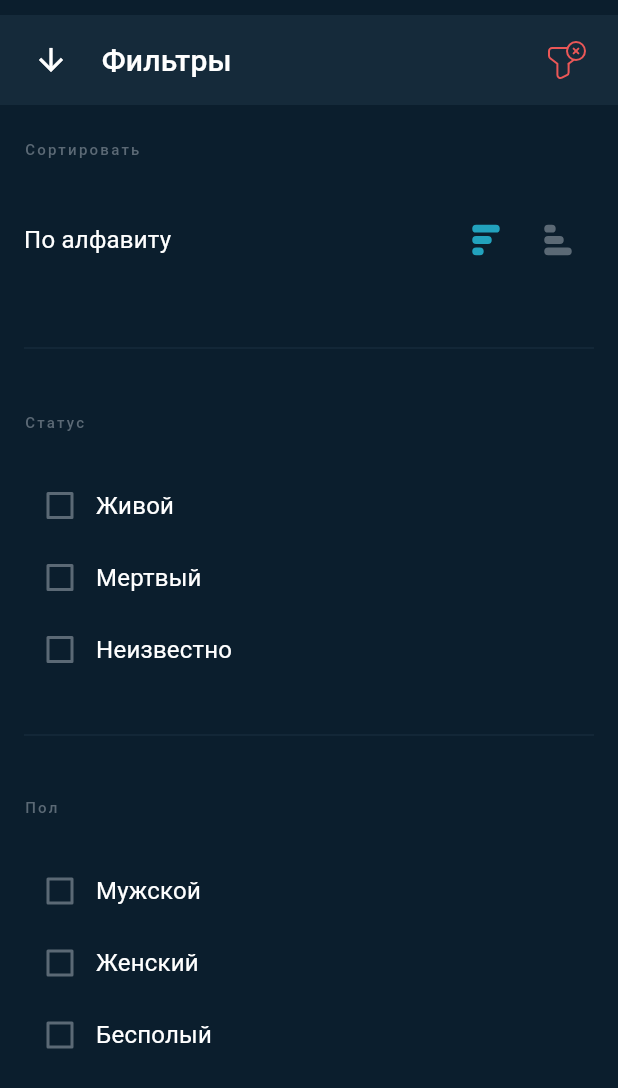
After one commit to akiev33/rick_and_morty, a Flutter app: the Filters screen opened directly, on a phone screen of 412 x 824 dp. The commit adds this screen. Shown: the top 1088 px of the screen. Run offline on Flutter 3.47's test engine with Material 2 defaults, Android fonts, the phone set to English and light mode, and no system bars; our stand-ins replace auto_size_text, cached_network_image, dio, flutter_bloc, flutter_svg, google_fonts and 1 more; accounts and stored records are empty; network calls fail.

Commit message:
filter screen

```diff
--- /dev/null
+++ b/lib/feature/presentation/search_filter/filter.dart/filter.dart
@@ -0,0 +1,247 @@
+import 'package:flutter/material.dart';
+import 'package:flutter_svg/svg.dart';
+import 'package:google_fonts/google_fonts.dart';
+import 'package:rick_and_morty/resources/svgIcons.dart';
+import 'package:rick_and_morty/theme/app_colors.dart';
+
+class Filters extends StatefulWidget {
+  const Filters({super.key});
+
+  @override
+  State<Filters> createState() => _FiltersState();
+}
+
+class _FiltersState extends State<Filters> {
+  bool isChecked = false;
+  int number = 0;
+
+  @override
+  Widget build(BuildContext context) {
+    return Scaffold(
+      body: SafeArea(
+        child: Column(
+          crossAxisAlignment: CrossAxisAlignment.start,
+          children: [
+            const SizedBox(height: 10),
+            Container(
+              color: AppColors.color152A3A,
+              height: 60,
+              width: double.infinity,
+              child: Padding(
+                padding: const EdgeInsets.symmetric(horizontal: 10),
+                child: Row(
+                  mainAxisAlignment: MainAxisAlignment.spaceBetween,
+                  children: [
+                    IconButton(
+                      splashRadius: 1,
+                      onPressed: () {
+                        Navigator.pop(context);
+                      },
+                      icon: Icon(
+                        Icons.arrow_downward_sharp,
+                        color: AppColors.colorFFFFFF,
+                      ),
+                    ),
+                    Text(
+                      'Фильтры',
+                      style: GoogleFonts.roboto(
+                        textStyle: TextStyle(
+                          fontSize: 20,
+                          fontWeight: FontWeight.w500,
+                          letterSpacing: 0.15,
+                          color: AppColors.colorFFFFFF,
+                        ),
+                      ),
+                    ),
+                    const SizedBox(width: 180),
+                    IconButton(
+                      splashRadius: 1,
+                      onPressed: () {
+                        Navigator.pop(context);
+                      },
+                      icon: SvgPicture.asset(
+                        searchIconBack,
+                        color: AppColors.colorEB5757,
+                      ),
+                    ),
+                  ],
+                ),
+              ),
+            ),
+            Padding(
+              padding: const EdgeInsets.symmetric(horizontal: 16),
+              child: Column(
+                crossAxisAlignment: CrossAxisAlignment.start,
+                children: [
+                  const SizedBox(height: 24),
+                  Text(
+                    'Сортировать',
+                    style: GoogleFonts.roboto(
+                      textStyle: TextStyle(
+                        fontSize: 10,
+                        fontWeight: FontWeight.w500,
+                        letterSpacing: 1.5,
+                        color: AppColors.color5B6975,
+                      ),
+                    ),
+                  ),
+                  const SizedBox(height: 30),
+                  Row(
+                    mainAxisAlignment: MainAxisAlignment.spaceBetween,
+                    children: [
+                      Text(
+                        'По алфавиту ',
+                        style: GoogleFonts.roboto(
+                          textStyle: TextStyle(
+                            fontSize: 16,
+                            fontWeight: FontWeight.w400,
+                            letterSpacing: 0.15,
+                            color: AppColors.colorFFFFFF,
+                          ),
+                        ),
+                      ),
+                      Row(
+                        children: [
+                          IconButton(
+                            splashRadius: 1,
+                            onPressed: () {
+                              number = 0;
+                              setState(() {});
+                            },
+                            icon: SvgPicture.asset(
+                              sortAB,
+                              color: number == 0
+                                  ? AppColors.color22A2BD
+                                  : AppColors.color5B6975,
+                            ),
+                          ),
+                          IconButton(
+                            splashRadius: 1,
+                            onPressed: () {
+                              number = 1;
+                              setState(() {});
+                            },
+                            icon: SvgPicture.asset(
+                              sortBA,
+                              color: number == 1
+                                  ? AppColors.color22A2BD
+                                  : AppColors.color5B6975,
+                            ),
+                          ),
+                        ],
+                      ),
+                    ],
+                  ),
+                  const SizedBox(height: 40),
+                  Divider(
+                    color: AppColors.color152A3A,
+                    thickness: 1,
+                  ),
+                  const SizedBox(height: 36),
+                  Text(
+                    'Статус',
+                    style: GoogleFonts.roboto(
+                      textStyle: TextStyle(
+                        fontSize: 10,
+                        fontWeight: FontWeight.w500,
+                        letterSpacing: 1.5,
+                        color: AppColors.color5B6975,
+                      ),
+                    ),
+                  ),
+                  const SizedBox(height: 25),
+                  Column(
+                    crossAxisAlignment: CrossAxisAlignment.start,
+                    children: [
+                      StatusWidget(
+                        text: 'Живой',
+                        isChecked: isChecked,
+                      ),
+                      StatusWidget(
+                        text: 'Мертвый',
+                        isChecked: isChecked,
+                      ),
+                      StatusWidget(
+                        text: 'Неизвестно',
+                        isChecked: isChecked,
+                      ),
+                    ],
+                  ),
+                  const SizedBox(height: 25),
+                  Divider(
+                    color: AppColors.color152A3A,
+                    thickness: 1,
+                  ),
+                  const SizedBox(height: 35),
+                  Text(
+                    'Пол',
+                    style: GoogleFonts.roboto(
+                      textStyle: TextStyle(
+                        fontSize: 10,
+                        fontWeight: FontWeight.w500,
+                        letterSpacing: 1.5,
+                        color: AppColors.color5B6975,
+                      ),
+                    ),
+                  ),
+                  const SizedBox(height: 25),
+                  StatusWidget(
+                    text: 'Мужской',
+                    isChecked: isChecked,
+                  ),
+                  StatusWidget(
+                    text: 'Женский',
+                    isChecked: isChecked,
+                  ),
+                  StatusWidget(
+                    text: 'Бесполый',
+                    isChecked: isChecked,
+                  ),
+                ],
+              ),
+            ),
+          ],
+        ),
+      ),
+    );
+  }
+}
+
+class StatusWidget extends StatefulWidget {
+  StatusWidget({super.key, required this.isChecked, required this.text});
+
+  final String text;
+  bool isChecked = false;
+
+  @override
+  State<StatusWidget> createState() => _StatusWidgetState();
+}
+
+class _StatusWidgetState extends State<StatusWidget> {
+  @override
+  Widget build(BuildContext context) {
+    return Row(
+      children: [
+        Checkbox(
+          value: widget.isChecked,
+          onChanged: (bool? value) {
+            setState(() {
+              widget.isChecked = value!;
+            });
+          },
+        ),
+        Text(
+          widget.text,
+          style: GoogleFonts.roboto(
+            textStyle: TextStyle(
+              fontWeight: FontWeight.w400,
+              fontSize: 16,
+              letterSpacing: 0.15,
+              color: AppColors.colorFFFFFF,
+            ),
+          ),
+        ),
+      ],
+    );
+  }
+}
--- a/lib/feature/presentation/search_filter/search.dart
+++ b/lib/feature/presentation/search_filter/search.dart
@@ -1,9 +1,8 @@
-import 'dart:developer';
-
 import 'package:flutter/material.dart';
 import 'package:flutter_svg/svg.dart';
 import 'package:google_fonts/google_fonts.dart';
 import 'package:provider/provider.dart';
+import 'package:rick_and_morty/feature/presentation/search_filter/filter.dart/filter.dart';
 import 'package:rick_and_morty/theme/theme_provider.dart';
 
 import '../../../resources/svgIcons.dart';
@@ -74,7 +73,7 @@ class _SearchScreenState extends State<SearchScreen> {
               IconButton(
                 splashRadius: 0.1,
                 onPressed: () {
-                  log('suffixIcon button');
+                  Navigator.of(context).push(_createRoute());
                 },
                 icon: SvgPicture.asset(
                   searchIcon,
@@ -109,3 +108,21 @@ class _SearchScreenState extends State<SearchScreen> {
     super.dispose();
   }
 }
+
+Route _createRoute() {
+  return PageRouteBuilder(
+    pageBuilder: (context, animation, secondaryAnimation) => const Filters(),
+    transitionsBuilder: (context, animation, secondaryAnimation, child) {
+      var begin = const Offset(0.0, 1.0);
+      var end = Offset.zero;
+      var curve = Curves.ease;
+
+      var tween = Tween(begin: begin, end: end).chain(CurveTween(curve: curve));
+
+      return SlideTransition(
+        position: animation.drive(tween),
+        child: child,
+      );
+    },
+  );
+}
--- a/lib/main.dart
+++ b/lib/main.dart
@@ -31,7 +31,8 @@ class MyApp extends StatelessWidget {
   @override
   Widget build(BuildContext context) {
     return InitWidget(
-      child: Builder(builder: (context) {
+      child: Builder(
+        builder: (context) {
           return MaterialApp(
             debugShowCheckedModeBanner: false,
             darkTheme: AppTheme.darkTheme,
@@ -39,7 +40,8 @@ class MyApp extends StatelessWidget {
             themeMode: context.watch<ThemeProvider>().themeMode,
             home: const StartScreen(),
           );
-      }),
+        },
+      ),
     );
   }
 }
--- a/lib/resources/svgIcons.dart
+++ b/lib/resources/svgIcons.dart
@@ -1,6 +1,9 @@
 const searchIcon = 'assets/icons/searchIcon.svg';
+const searchIconBack = 'assets/icons/searchIconBack.svg';
 const forCube = 'assets/icons/forCube.svg';
 const planet = 'assets/icons/planet.svg';
+const sortAB = 'assets/icons/sortAB.svg';
+const sortBA = 'assets/icons/sortBA.svg';
 const tv = 'assets/icons/tv.svg';
 const settings = 'assets/icons/settings.svg';
 const ghost = 'assets/icons/ghost.svg';
```
Also changed, not shown: assets/icons/searchIconBack.svg (added), assets/icons/sortAB.svg (added), assets/icons/sortBA.svg (added). Lines whose indentation alone changed are shown as unchanged.
